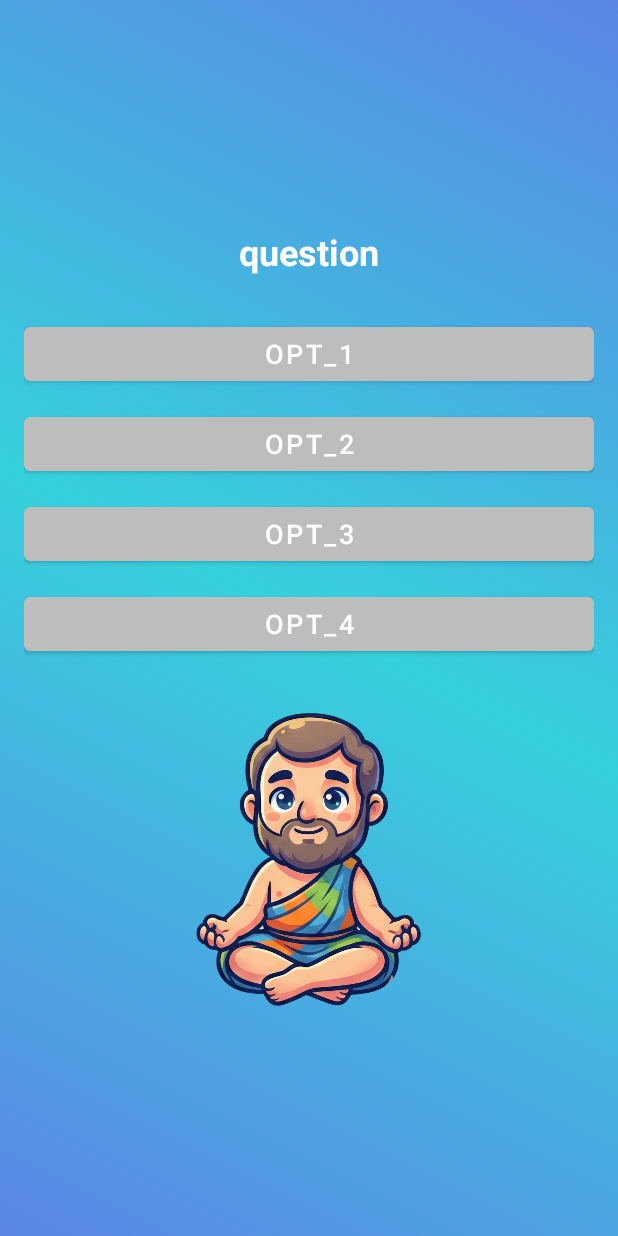
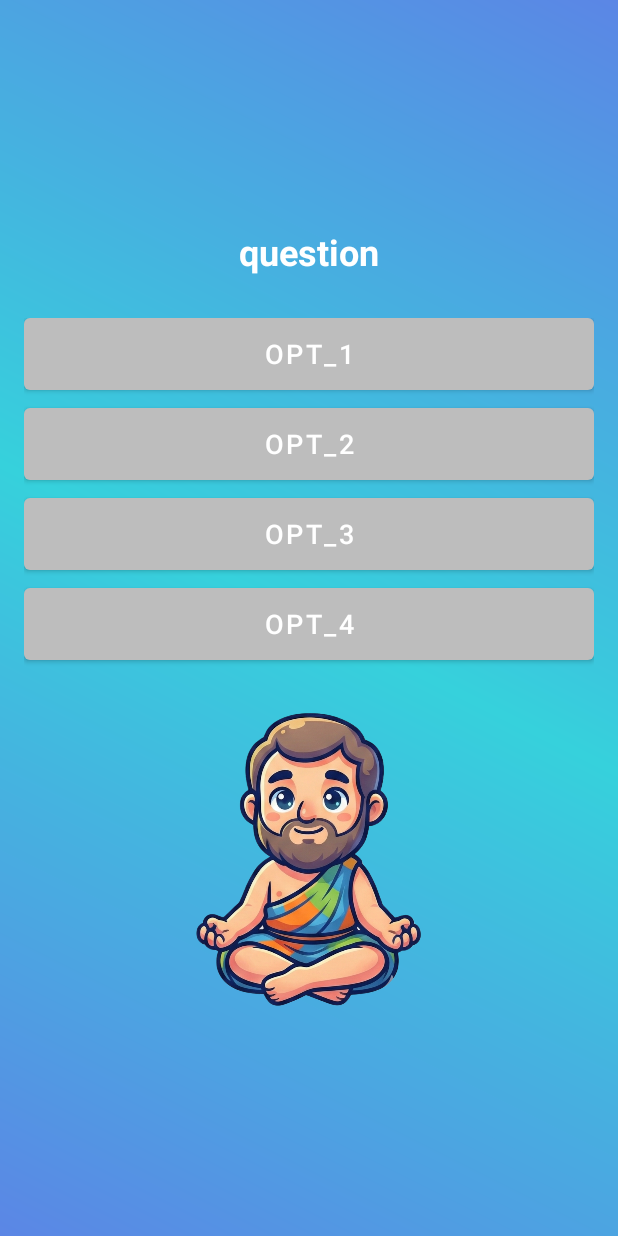
Before and after one commit to Angel-crypt/WhoKnowsit, an Android app: the QuestionActivity screen opened directly, with no data from a screen before it, on a phone screen of 412 x 824 dp. Run offline under Robolectric (Android 15) with nearby library versions, the phone set to English and light mode, and no system bars.

Commit message:
feat(ui): redesign QuestionActivity layout with new UI components and styles

```diff
--- a/app/src/main/java/com/example/whoknowsit/ui/QuestionActivity.kt
+++ b/app/src/main/java/com/example/whoknowsit/ui/QuestionActivity.kt
@@ -1,13 +1,19 @@
 package com.example.whoknowsit.ui
 
 import android.os.Bundle
+import android.view.View
 import androidx.activity.enableEdgeToEdge
 import androidx.appcompat.app.AppCompatActivity
 import androidx.core.view.ViewCompat
 import androidx.core.view.WindowInsetsCompat
 import com.example.whoknowsit.R
+import com.google.android.material.button.MaterialButton
 
 class QuestionActivity : AppCompatActivity() {
+
+    private lateinit var optionViews: List<MaterialButton>
+    private var selectedOptionIndex: Int? = null
+
     override fun onCreate(savedInstanceState: Bundle?) {
         super.onCreate(savedInstanceState)
         enableEdgeToEdge()
@@ -17,5 +23,32 @@ class QuestionActivity : AppCompatActivity() {
             v.setPadding(systemBars.left, systemBars.top, systemBars.right, systemBars.bottom)
             insets
         }
+
+        initializeViews()
+        setupListeners()
+    }
+
+    private fun initializeViews() {
+        optionViews = listOf(
+            findViewById(R.id.opt_1),
+            findViewById(R.id.opt_2),
+            findViewById(R.id.opt_3),
+            findViewById(R.id.opt_4)
+        )
+    }
+
+    private fun setupListeners() {
+        optionViews.forEachIndexed { index, button ->
+            button.setOnClickListener {
+                selectedOptionIndex = index
+                updateSelection(button)
+            }
+        }
+    }
+
+    private fun updateSelection(selectedView: View) {
+        optionViews.forEach { view ->
+            view.isSelected = (view == selectedView)
+        }
     }
 }
--- a/app/src/main/res/layout/activity_question.xml
+++ b/app/src/main/res/layout/activity_question.xml
@@ -40,7 +40,8 @@
                 android:layout_marginBottom="12dp"
                 android:text="opt_1"
                 android:textSize="18sp"
-                app:backgroundTint="@color/gray_400" />
+                app:backgroundTint="@null"
+                android:background="@drawable/bg_button_selector" />
 
             <com.google.android.material.button.MaterialButton
                 android:id="@+id/opt_2"
@@ -49,7 +50,8 @@
                 android:layout_marginBottom="12dp"
                 android:text="opt_2"
                 android:textSize="18sp"
-                app:backgroundTint="@color/gray_400" />
+                app:backgroundTint="@null"
+                android:background="@drawable/bg_button_selector" />
 
             <com.google.android.material.button.MaterialButton
                 android:id="@+id/opt_3"
@@ -58,7 +60,8 @@
                 android:layout_marginBottom="12dp"
                 android:text="opt_3"
                 android:textSize="18sp"
-                app:backgroundTint="@color/gray_400" />
+                app:backgroundTint="@null"
+                android:background="@drawable/bg_button_selector" />
 
             <com.google.android.material.button.MaterialButton
                 android:id="@+id/opt_4"
@@ -67,7 +70,8 @@
                 android:layout_marginBottom="12dp"
                 android:text="opt_4"
                 android:textSize="18sp"
-                app:backgroundTint="@color/gray_400" />
+                app:backgroundTint="@null"
+                android:background="@drawable/bg_button_selector" />
         </LinearLayout>
 
         <ImageView
```
